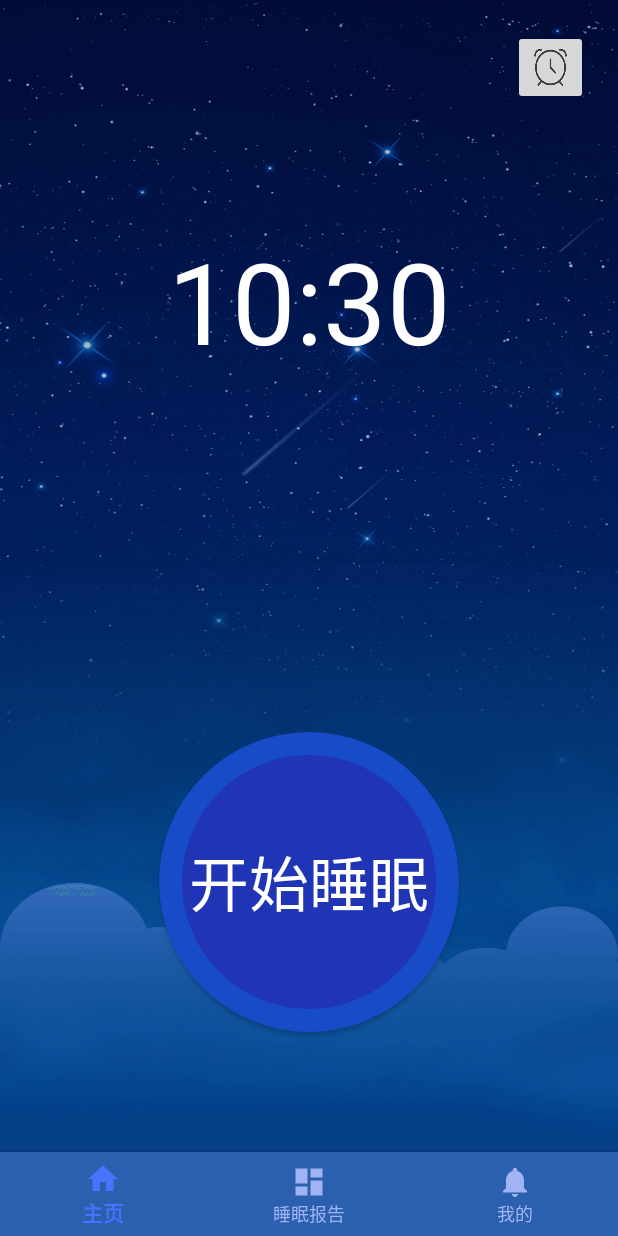
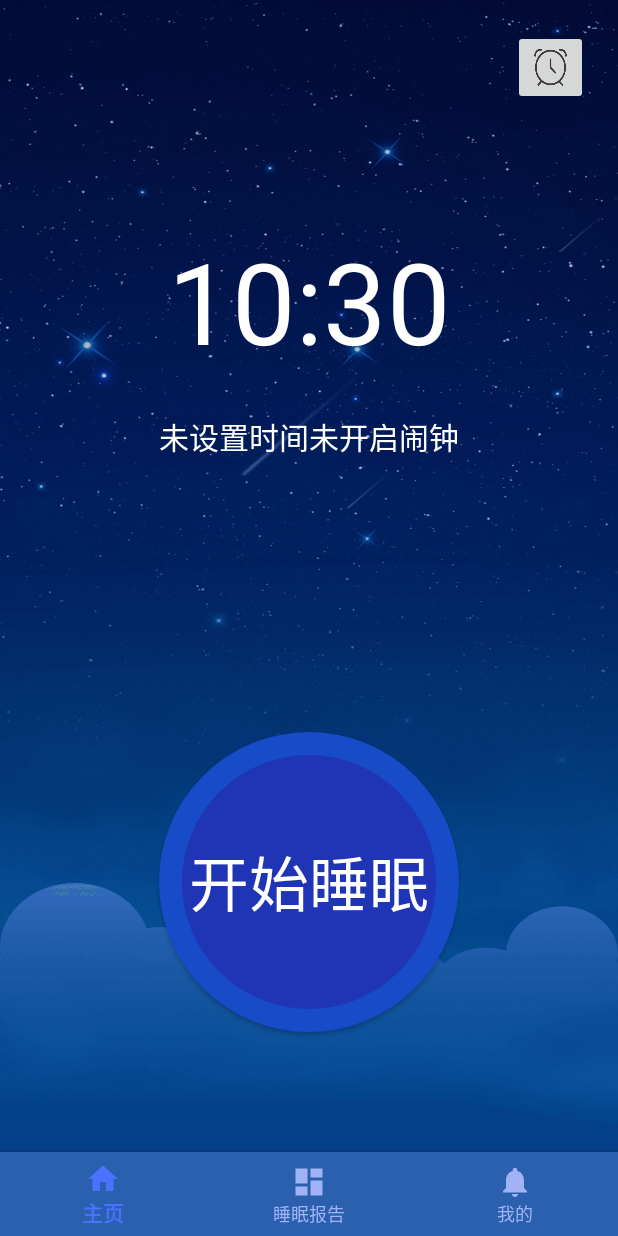
Before and after one commit to singalongsong1787/SleepMonitor, an Android app: the screen it shows after launch (MainActivity), on a phone screen of 412 x 824 dp. Run offline under Robolectric (Android 15) with nearby library versions, the phone set to English and light mode, and no system bars; our stand-ins replace navigation-ui.

Commit message:
alarmText

```diff
--- a/app/src/main/java/com/morales/bnatest/SensorForegroundService.kt
+++ b/app/src/main/java/com/morales/bnatest/SensorForegroundService.kt
@@ -407,7 +407,7 @@ class SensorForegroundService:Service(),SensorEventListener {
      * @param:(1)文本 （2）key （3）value
      */
     private fun saveTimeAndIntentsityToPrefs(context: Context,  key: String, value: Any) {
-        val sharedPreferences: SharedPreferences = context.getSharedPreferences("StatusOfRollPrefs", Context.MODE_PRIVATE)
+        val sharedPreferences: SharedPreferences = context.getSharedPreferences("StatusOfRollPrefs_1", Context.MODE_PRIVATE)
         val editor = sharedPreferences.edit()
 
         when (value) {
--- a/app/src/main/java/com/morales/bnatest/SleepChartView.kt
+++ b/app/src/main/java/com/morales/bnatest/SleepChartView.kt
@@ -211,7 +211,7 @@ class SleepChartView @JvmOverloads constructor( //@JvmOverloads constructor用
 
 
             //解析文件
-            val roll_list = parseSharedPreferencesXML(context,"StatusOfRollPrefs_test")
+            val roll_list = parseSharedPreferencesXML(context,"StatusOfRollPrefs_1")
             Log.d("SleepChartView","parse后的list:${roll_list}")
             for((time,value) in roll_list){
                 //Log.d("SleepChart","时间的分钟值为${getSecsToMintues(time)}")
--- /dev/null
+++ b/app/src/main/java/com/morales/bnatest/alarm_content.kt
@@ -0,0 +1,116 @@
+package com.morales.bnatest
+
+import android.content.Context
+import android.content.SharedPreferences
+import java.text.SimpleDateFormat
+import java.util.Calendar
+import java.util.Locale
+
+class alarm_content(private val context: Context) {
+
+    fun getAdjustedDayOfWeek(): String {
+        // 获取 SharedPreferences
+        val sharedPref: SharedPreferences = context.getSharedPreferences("alarm_config", Context.MODE_PRIVATE)
+        val timeString = sharedPref.getString("timePicker", null)
+
+        if (timeString.isNullOrEmpty()) {
+            return "未设置时间"
+        }
+
+        // 解析时间，例如 "21:5"
+        val (hour, minute) = timeString.split(":").map { it.toInt() }
+
+        // 当前时间
+        val now = Calendar.getInstance()
+
+        // 构造目标时间
+        val alarmTime = Calendar.getInstance().apply {
+            set(Calendar.HOUR_OF_DAY, hour)
+            set(Calendar.MINUTE, minute)
+            set(Calendar.SECOND, 0)
+            set(Calendar.MILLISECOND, 0)
+        }
+
+        // 如果目标时间早于当前时间，加一天
+        if (alarmTime.before(now)) {
+            alarmTime.add(Calendar.DAY_OF_YEAR, 1)
+        }
+
+        // 获取调整后的星期几
+        val dayOfWeek = alarmTime.get(Calendar.DAY_OF_WEEK)
+
+        // 映射星期
+        val weekdays = mapOf(
+            Calendar.SUNDAY to "周日",
+            Calendar.MONDAY to "周一",
+            Calendar.TUESDAY to "周二",
+            Calendar.WEDNESDAY to "周三",
+            Calendar.THURSDAY to "周四",
+            Calendar.FRIDAY to "周五",
+            Calendar.SATURDAY to "周六"
+        )
+
+        return weekdays[dayOfWeek] ?: "未知"
+    }
+
+    /**
+     * function:判断调整的日期是否在配置的集合中
+     * @param：day 文本
+     * @return：true或者false
+     * */
+
+    fun isWeekdayEnabled(day: String): Boolean {
+        val sharedPref = context.getSharedPreferences("alarm_config", Context.MODE_PRIVATE)
+
+        // 读取 set 类型的字符串集合（默认为空集合）
+        val weekdaysSet = sharedPref.getStringSet("weekdays", emptySet()) ?: emptySet()
+
+        return weekdaysSet.contains(day)
+    }
+
+    fun isOpenEnabled():Boolean{
+        val sharedPref = context.getSharedPreferences("alarm_config", Context.MODE_PRIVATE)
+        //读取isOpen的值
+        val isOpen = sharedPref.getBoolean("isOpen",false)
+        return isOpen
+    }
+
+    /**
+     * function:得到当前时间与闹钟设置时间的差值
+     * @param：无
+     * @return：String
+     * */
+
+    fun getTimeDifferenceDescription(): String {
+        val sharedPref = context.getSharedPreferences("alarm_config", Context.MODE_PRIVATE)
+        val timeString = sharedPref.getString("timePicker", null) ?: return "未设置时间"
+
+        // 解析时间字符串
+        val (hour, minute) = timeString.split(":").map { it.toInt() }
+
+        // 当前时间
+        val now = Calendar.getInstance()
+
+        // 构造目标时间
+        val alarmTime = Calendar.getInstance().apply {
+            set(Calendar.HOUR_OF_DAY, hour)
+            set(Calendar.MINUTE, minute)
+            set(Calendar.SECOND, 0)
+            set(Calendar.MILLISECOND, 0)
+
+            // 如果设置的时间早于当前时间，则加一天
+            if (before(now)) {
+                add(Calendar.DAY_OF_YEAR, 1)
+            }
+        }
+
+        // 计算时间差（毫秒）
+        val diffMillis = alarmTime.timeInMillis - now.timeInMillis
+
+        val totalMinutes = diffMillis / (1000 * 60)
+        val hours = totalMinutes / 60
+        val minutes = totalMinutes % 60
+
+        return "还有 $hours 小时 $minutes 分钟"
+    }
+}
--- a/app/src/main/java/com/morales/bnatest/ui/home/HomeFragment.kt
+++ b/app/src/main/java/com/morales/bnatest/ui/home/HomeFragment.kt
@@ -33,6 +33,7 @@ import androidx.databinding.adapters.RatingBarBindingAdapter
 import com.morales.bnatest.AlarmService
 import com.morales.bnatest.RotationVectorForegroundService
 import com.morales.bnatest.alarm
+import com.morales.bnatest.alarm_content
 
 
 class HomeFragment : Fragment() {
@@ -58,6 +59,11 @@ class HomeFragment : Fragment() {
 
     //声明所储存的类
     private lateinit var currentSleepData:SleepData
+    //闹钟文本
+    private lateinit var alarmTextView: TextView
+    //使用定时器定时刷新UI
+    private lateinit var handler_alarm:Handler
+    private lateinit var updateRunnable: Runnable
 
 
 
@@ -88,6 +94,7 @@ class HomeFragment : Fragment() {
     @param savedInstanceState 保存实例的状态
     @return 返回初始化后的视图
     */
+
     @RequiresApi(Build.VERSION_CODES.O)
     override fun onCreateView(
         inflater: LayoutInflater,
@@ -102,12 +109,16 @@ class HomeFragment : Fragment() {
         timeTextView = binding.homeClock//时钟
         handler.post(updateTimeRunnable)//启动定时任务，更新时间
 
+        handler_alarm = Handler(Looper.getMainLooper())
+
         val root: View = binding.root
 
         //找到按钮
         val wakeupButton = binding.wakeupButton
 
         val iconAlarmColck = binding.iconAlarm
+
+        alarmTextView = binding.alarmContentHome
 
         //设置按钮点击事件(设计监听器)
         wakeupButton.setOnClickListener {
@@ -140,21 +151,7 @@ class HomeFragment : Fragment() {
                 // 使用新 API 发起权限请求
                 requestPermissionLauncher.launch(Manifest.permission.RECORD_AUDIO)
             } else {
-                /*
-                //获取当前的时间和日期
-                val currentTime = getCurrentTime()
-                val currentDate = getCurrentDate()
-                // 打印日志
-                Log.d("HomeFragment", "点击时间: 日期 - $currentDate, 时间 - $currentTime")
 
-
-                //创建SleepData对象
-                val currentSleepData = SleepData(
-                    date = currentDate,
-                    startTime = currentTime,
-                    endTime = "", // 这里结束时间暂时为空，后续可根据实际情况更新
-                    snoreDataPath = "" // 这里鼾声保存路径暂时为空，后续可根据实际情况更新
-                )*/
 
                 startRecording()//后面有函数实现
             }
@@ -164,12 +161,49 @@ class HomeFragment : Fragment() {
             requireContext().startService(serviceIntent)
         }
 
+        /**闹钟文本操作**/
+
+
+        updateRunnable = object : Runnable{
+            override fun run(){
+                //获得周几
+                val alarmContent = alarm_content(requireContext())
+
+                //获得是否开启
+                val alarm_isOpen =alarmContent.isOpenEnabled()
+                Log.d("weekDay","闹钟是否开启${alarm_isOpen}")
+
+                var weekDay = alarmContent.getAdjustedDayOfWeek()
+                Log.d("weekDay","闹钟启动的日期为${weekDay}")
+                var isExisitDay = alarmContent.isWeekdayEnabled(weekDay)
+                Log.d("weekDay","闹钟是否启动${isExisitDay}")
+
+                if(!isExisitDay || !alarm_isOpen) {  //不开启
+                    val alamText = "${weekDay}未开启闹钟"
+                    alarmTextView.text = alamText
+                }else{
+                    val alarmTextTime = alarmContent.getTimeDifferenceDescription()
+                    alarmTextView.text = alarmTextTime
+                }
+                handler_alarm.postDelayed(this, 1_000) // 每 60 秒刷新一次
+            }
+
+        }
+
+        handler_alarm.post(updateRunnable)
+
+
+
+
         /*****闹钟操作**********/
         iconAlarmColck.setOnClickListener(){
-            Log.d("alarm","点击了下去")
+            //Log.d("alarm","点击了下去")
             val intent = Intent(requireContext(), alarm::class.java)
             startActivity(intent)
+            //weekDay = alarmContent.getAdjustedDayOfWeek()
+
         }
+
         return root
     }
 
--- a/app/src/main/res/layout/fragment_home.xml
+++ b/app/src/main/res/layout/fragment_home.xml
@@ -36,6 +36,19 @@
 
         />
 
+    <TextView
+        android:id="@+id/alarm_content_home"
+        android:layout_width="wrap_content"
+        android:layout_height="wrap_content"
+        android:text="周一闹钟未开启"
+        android:textColor="@color/white"
+        android:textSize="20sp"
+        android:layout_marginTop="25dp"
+        app:layout_constraintStart_toStartOf="parent"
+        app:layout_constraintEnd_toEndOf="parent"
+        app:layout_constraintTop_toBottomOf="@+id/home_clock"/>
+
+
     <Button
         android:id="@+id/wakeupButton"
         android:layout_width="200dp"
@@ -62,4 +75,6 @@
         app:layout_constraintTop_toTopOf="parent"
         app:layout_constraintEnd_toEndOf="parent"/>
 
+
+
 </androidx.constraintlayout.widget.ConstraintLayout>
```
Also changed, not shown: 3 other files.
